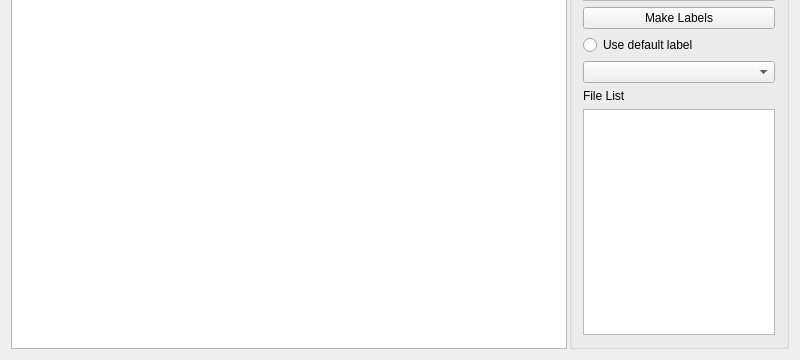
The window that mainwindow.ui (BrWillian/label-annotation) describes before a commit, drawn with Qt 5; both pictures show x 0 to 800 and y 240 to 600 of the 800 by 600 pixel window.
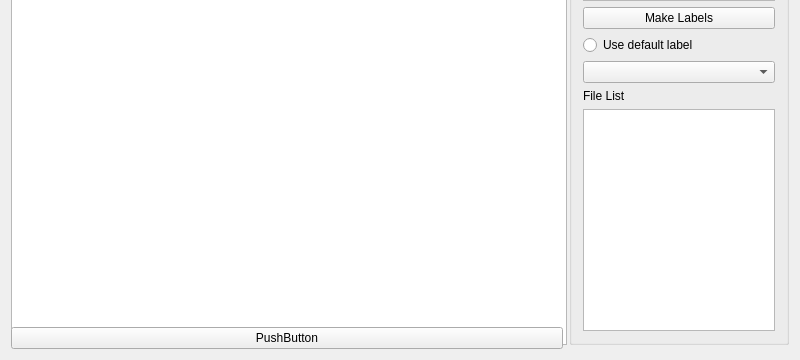
The same window after the commit.

Commit message: new functions on view

```diff
--- a/mainwindow.ui
+++ b/mainwindow.ui
@@ -27,7 +27,7 @@
   </property>
   <widget class="QWidget" name="centralWidget">
    <layout class="QGridLayout" name="gridLayout">
-    <item row="0" column="0">
+    <item row="1" column="0">
      <widget class="QGraphicsView" name="graphicsView">
       <property name="minimumSize">
        <size>
@@ -35,9 +35,18 @@
         <height>555</height>
        </size>
       </property>
+      <property name="mouseTracking">
+       <bool>false</bool>
+      </property>
+      <property name="frameShape">
+       <enum>QFrame::StyledPanel</enum>
+      </property>
+      <property name="interactive">
+       <bool>true</bool>
+      </property>
      </widget>
     </item>
-    <item row="0" column="1">
+    <item row="1" column="1">
      <widget class="QGroupBox" name="groupBox">
       <property name="sizePolicy">
        <sizepolicy hsizetype="Fixed" vsizetype="Fixed">
@@ -106,11 +115,22 @@
         </widget>
        </item>
        <item row="6" column="0">
-        <widget class="QTextBrowser" name="textBrowser"/>
+        <widget class="QListView" name="listView">
+         <property name="editTriggers">
+          <set>QAbstractItemView::NoEditTriggers</set>
+         </property>
+        </widget>
        </item>
       </layout>
      </widget>
     </item>
+    <item row="2" column="0">
+     <widget class="QPushButton" name="pushButton_2">
+      <property name="text">
+       <string>PushButton</string>
+      </property>
+     </widget>
+    </item>
    </layout>
   </widget>
   <widget class="QMenuBar" name="menuBar">
```
Left out of the diff: 4 changed lines with no effect on the pictures. The commit also changes 2 other files.
